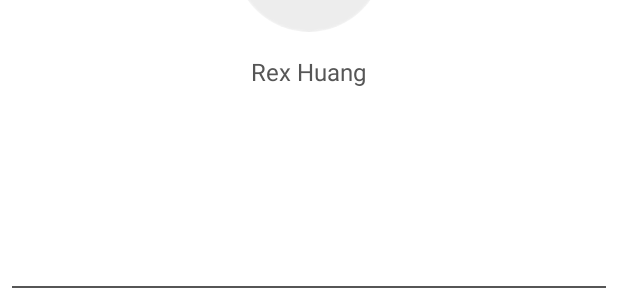
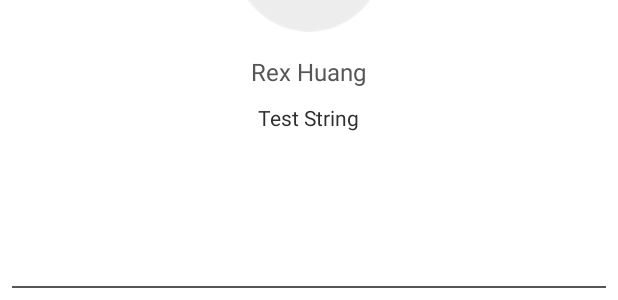
Before and after one commit to GoldenDragon1220/GitHubApi, an Android app: the layout layout_user_detail_activity.xml on its own in the app's theme, with its tools: preview values and no code run, on a phone screen of 412 x 824 dp. Shown: the part 208-508 px from the top of the screen. Run offline under Robolectric (Android 15) with nearby library versions, the phone set to English and light mode, and no system bars.

Commit message:
[ISSUE][UI] sympton: cannot show text, root cause: text color is white

```diff
--- a/app/src/main/java/com/exercise/githubuserviewer/UserDetailInfoActivity.java
+++ b/app/src/main/java/com/exercise/githubuserviewer/UserDetailInfoActivity.java
@@ -91,7 +91,7 @@ public class UserDetailInfoActivity extends AppCompatActivity {
         String name = intent.getStringExtra(KEY_LOGIN_NAME);
         Log.d(TAG, "Request name: " + name);
         if (!TextUtils.isEmpty(name)) {
-            viewModel.requsetUserDetailInfo(name);
+            viewModel.requestUserDetailInfo(name);
         }
     }
 
--- a/app/src/main/java/com/exercise/githubuserviewer/viewmodel/UserDetailInfoViewModel.java
+++ b/app/src/main/java/com/exercise/githubuserviewer/viewmodel/UserDetailInfoViewModel.java
@@ -22,7 +22,7 @@ public class UserDetailInfoViewModel extends ViewModel {
         return mUserDetailInfoLiveData;
     }
 
-    public void requsetUserDetailInfo(String userName) {
+    public void requestUserDetailInfo(String userName) {
         if (mUseCase != null) {
             mUseCase.dispose();
         }
--- a/app/src/main/res/layout/layout_user_detail_activity.xml
+++ b/app/src/main/res/layout/layout_user_detail_activity.xml
@@ -48,8 +48,13 @@
             android:layout_width="wrap_content"
             android:layout_height="wrap_content"
             android:layout_marginTop="10dp"
+            android:layout_marginStart="20dp"
+            android:layout_marginEnd="20dp"
+            android:gravity="center"
             android:layout_gravity="center_horizontal"
-            android:textSize="30sp" />
+            android:textSize="14sp"
+            android:textColor="@color/grey_900"
+            tools:text="Test String"/>
 
     </LinearLayout>
 
```
